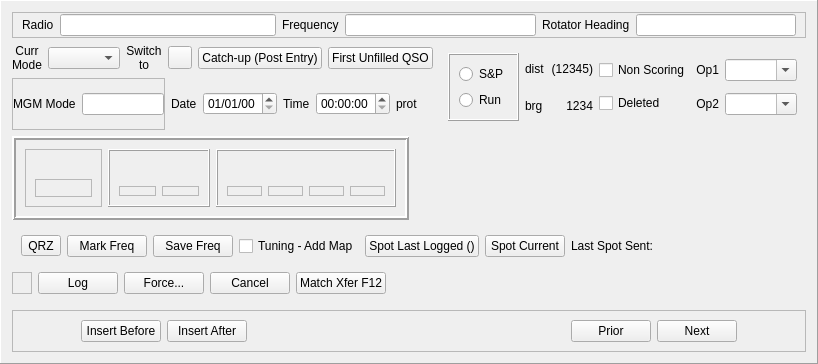
Above: mqt/MqtLogger/qsologframe.ui from Rsclub22/Minos2-Mirror before the change. Below: the same form after it.
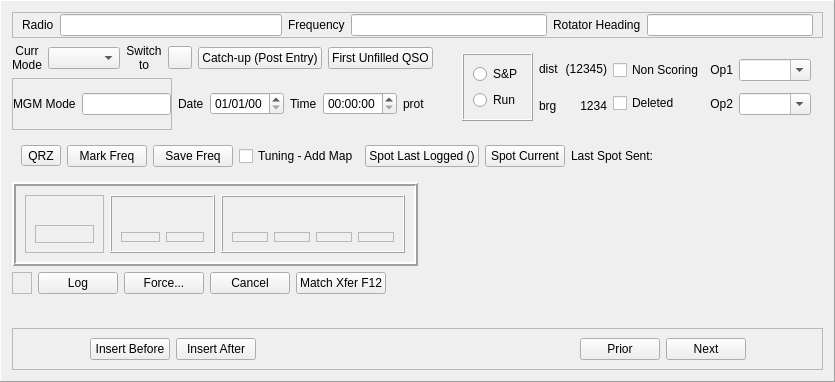
That is the form after the change. Custom widgets are drawn as their Qt base class.

Commit message: Move spotter controls back where they belong

Patch:
```diff
--- a/mqt/MqtLogger/qsologframe.ui
+++ b/mqt/MqtLogger/qsologframe.ui
@@ -6,8 +6,8 @@
    <rect>
     <x>0</x>
     <y>0</y>
-    <width>817</width>
-    <height>364</height>
+    <width>835</width>
+    <height>382</height>
    </rect>
   </property>
   <property name="minimumSize">
@@ -503,6 +503,110 @@
      </item>
     </layout>
    </item>
+   <item>
+    <widget class="QFrame" name="clusterFrame">
+     <property name="frameShape">
+      <enum>QFrame::NoFrame</enum>
+     </property>
+     <layout class="QHBoxLayout" name="horizontalLayout_16">
+      <item>
+       <layout class="QHBoxLayout" name="horizontalLayout_5">
+        <item>
+         <widget class="QToolButton" name="qrzToolButton">
+          <property name="focusPolicy">
+           <enum>Qt::NoFocus</enum>
+          </property>
+          <property name="text">
+           <string>QRZ</string>
+          </property>
+         </widget>
+        </item>
+        <item>
+         <widget class="QPushButton" name="bandmapMarkFreqPb">
+          <property name="focusPolicy">
+           <enum>Qt::NoFocus</enum>
+          </property>
+          <property name="text">
+           <string>Mark Freq</string>
+          </property>
+         </widget>
+        </item>
+        <item>
+         <widget class="QPushButton" name="bandmapSaveFreqPb">
+          <property name="focusPolicy">
+           <enum>Qt::NoFocus</enum>
+          </property>
+          <property name="text">
+           <string>Save Freq</string>
+          </property>
+         </widget>
+        </item>
+        <item>
+         <widget class="QCheckBox" name="tuningAddMapChkBox">
+          <property name="focusPolicy">
+           <enum>Qt::NoFocus</enum>
+          </property>
+          <property name="text">
+           <string>Tuning - Add Map</string>
+          </property>
+         </widget>
+        </item>
+       </layout>
+      </item>
+      <item>
+       <layout class="QHBoxLayout" name="horizontalLayout_4">
+        <item>
+         <widget class="QPushButton" name="spotLastLoggedPb">
+          <property name="focusPolicy">
+           <enum>Qt::NoFocus</enum>
+          </property>
+          <property name="text">
+           <string>Spot Last Logged ()</string>
+          </property>
+         </widget>
+        </item>
+        <item>
+         <widget class="QPushButton" name="spotPb">
+          <property name="focusPolicy">
+           <enum>Qt::NoFocus</enum>
+          </property>
+          <property name="text">
+           <string>Spot Current</string>
+          </property>
+         </widget>
+        </item>
+        <item>
+         <widget class="QLabel" name="lastSpotSentTitleLbl">
+          <property name="text">
+           <string>Last Spot Sent: </string>
+          </property>
+         </widget>
+        </item>
+        <item>
+         <widget class="QLabel" name="lastSpotSentLbl">
+          <property name="text">
+           <string/>
+          </property>
+         </widget>
+        </item>
+        <item>
+         <spacer name="horizontalSpacer_5">
+          <property name="orientation">
+           <enum>Qt::Horizontal</enum>
+          </property>
+          <property name="sizeHint" stdset="0">
+           <size>
+            <width>40</width>
+            <height>20</height>
+           </size>
+          </property>
+         </spacer>
+        </item>
+       </layout>
+      </item>
+     </layout>
+    </widget>
+   </item>
    <item>
     <layout class="QHBoxLayout" name="horizontalLayout_24">
      <item>
@@ -823,110 +927,6 @@
      </item>
     </layout>
    </item>
-   <item>
-    <widget class="QFrame" name="clusterFrame">
-     <property name="frameShape">
-      <enum>QFrame::NoFrame</enum>
-     </property>
-     <layout class="QHBoxLayout" name="horizontalLayout_16">
-      <item>
-       <layout class="QHBoxLayout" name="horizontalLayout_5">
-        <item>
-         <widget class="QToolButton" name="qrzToolButton">
-          <property name="focusPolicy">
-           <enum>Qt::NoFocus</enum>
-          </property>
-          <property name="text">
-           <string>QRZ</string>
-          </property>
-         </widget>
-        </item>
-        <item>
-         <widget class="QPushButton" name="bandmapMarkFreqPb">
-          <property name="focusPolicy">
-           <enum>Qt::NoFocus</enum>
-          </property>
-          <property name="text">
-           <string>Mark Freq</string>
-          </property>
-         </widget>
-        </item>
-        <item>
-         <widget class="QPushButton" name="bandmapSaveFreqPb">
-          <property name="focusPolicy">
-           <enum>Qt::NoFocus</enum>
-          </property>
-          <property name="text">
-           <string>Save Freq</string>
-          </property>
-         </widget>
-        </item>
-        <item>
-         <widget class="QCheckBox" name="tuningAddMapChkBox">
-          <property name="focusPolicy">
-           <enum>Qt::NoFocus</enum>
-          </property>
-          <property name="text">
-           <string>Tuning - Add Map</string>
-          </property>
-         </widget>
-        </item>
-       </layout>
-      </item>
-      <item>
-       <layout class="QHBoxLayout" name="horizontalLayout_4">
-        <item>
-         <widget class="QPushButton" name="spotLastLoggedPb">
-          <property name="focusPolicy">
-           <enum>Qt::NoFocus</enum>
-          </property>
-          <property name="text">
-           <string>Spot Last Logged ()</string>
-          </property>
-         </widget>
-        </item>
-        <item>
-         <widget class="QPushButton" name="spotPb">
-          <property name="focusPolicy">
-           <enum>Qt::NoFocus</enum>
-          </property>
-          <property name="text">
-           <string>Spot Current</string>
-          </property>
-         </widget>
-        </item>
-        <item>
-         <widget class="QLabel" name="lastSpotSentTitleLbl">
-          <property name="text">
-           <string>Last Spot Sent: </string>
-          </property>
-         </widget>
-        </item>
-        <item>
-         <widget class="QLabel" name="lastSpotSentLbl">
-          <property name="text">
-           <string/>
-          </property>
-         </widget>
-        </item>
-        <item>
-         <spacer name="horizontalSpacer_5">
-          <property name="orientation">
-           <enum>Qt::Horizontal</enum>
-          </property>
-          <property name="sizeHint" stdset="0">
-           <size>
-            <width>40</width>
-            <height>20</height>
-           </size>
-          </property>
-         </spacer>
-        </item>
-       </layout>
-      </item>
-     </layout>
-    </widget>
-   </item>
    <item>
     <layout class="QHBoxLayout" name="horizontalLayout_9">
      <item>
```
